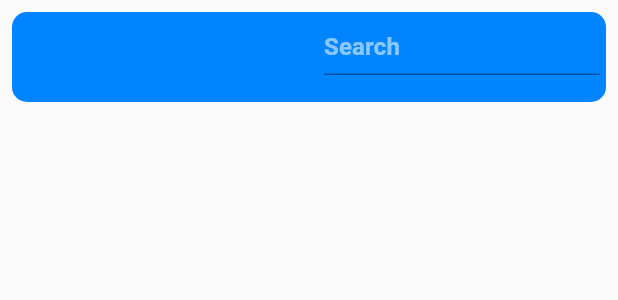
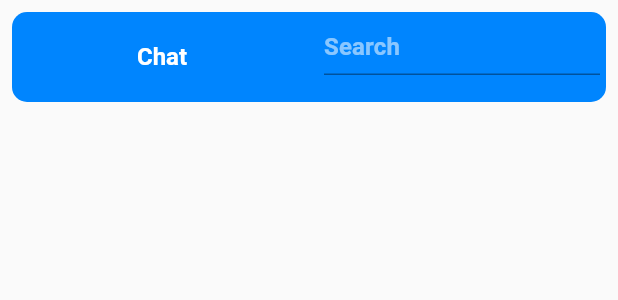
Before and after one commit to AntonioSemaan/C2-Flutter-frontend, a Flutter app: the _DefaultSecondToolbarInternal widget shown alone on an empty page, opened directly with empty values, on a phone screen of 412 x 824 dp. Shown: the top 300 px of the screen. Run offline on Flutter 3.47's test engine with Material 2 defaults, Android fonts, the phone set to English and light mode, and no system bars; our stand-ins replace after_layout, cached_network_image, cloud_firestore, connectivity, firebase_auth, firebase_core and 7 more; missing offline and left inert: dart:html, google_sign_in_platform_interface, google_sign_in_web; accounts and stored records are empty.

Commit message:
fixed place of chat button

```diff
--- a/c2_antonio_hany/lib/fragments/elements/default_second_toolbar.dart
+++ b/c2_antonio_hany/lib/fragments/elements/default_second_toolbar.dart
@@ -59,22 +59,17 @@ class __DefaultSecondToolbarInternalState
               ),
               child: Row(
                 children: [
-                  const SizedBox(width: 200, height: 40, child: null),
-                  Expanded(
-                    child: Row(
-                      mainAxisAlignment: MainAxisAlignment.spaceEvenly,
-                      children: [
-                        TextButton(
-                          style: context
-                                      .watch<DashboardJobEnumWrapper>()
-                                      .value !=
+                  SizedBox(
+                    width: 200,
+                    height: 40,
+                    child: TextButton(
+                      style: context.watch<DashboardJobEnumWrapper>().value !=
                               JobEnum.JOB_OFFER
                           ? ButtonStyle(
                               shape: MaterialStateProperty.all<
                                       RoundedRectangleBorder>(
                                   RoundedRectangleBorder(
-                                          borderRadius:
-                                              BorderRadius.circular(18.0),
+                                      borderRadius: BorderRadius.circular(18.0),
                                       side: const BorderSide(
                                           color: Color.fromRGBO(
                                               0, 133, 254, 1.0)))),
@@ -102,6 +97,11 @@ class __DefaultSecondToolbarInternalState
                         textAlign: TextAlign.center,
                       ),
                     ),
+                  ),
+                  Expanded(
+                    child: Row(
+                      mainAxisAlignment: MainAxisAlignment.spaceEvenly,
+                      children: [
                         TextButton(
                           style: context
                                       .watch<DashboardJobEnumWrapper>()
```
Also changed, not shown: 1 other file. Lines whose indentation alone changed are shown as unchanged.
